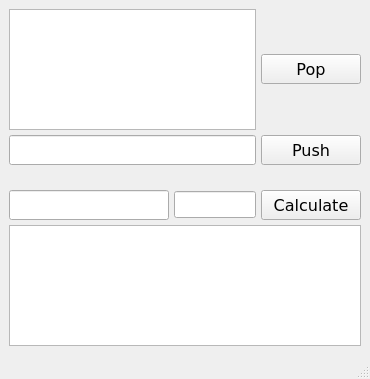
Before: the Qt Designer form client/mainwindow.ui in Kropyva/QtClientServer, drawn with Qt 5.
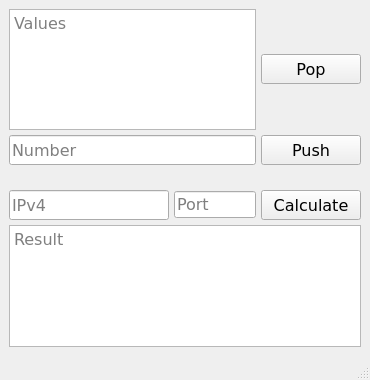
After: the same form once the commit is applied.

Commit message: Now, the text fields have placeholder text. Also, added message boxes for displaying errors in certain cases.

Diff of the .ui file:
```diff
--- a/client/mainwindow.ui
+++ b/client/mainwindow.ui
@@ -7,9 +7,27 @@
     <x>0</x>
     <y>0</y>
     <width>370</width>
-    <height>379</height>
+    <height>380</height>
    </rect>
   </property>
+  <property name="sizePolicy">
+   <sizepolicy hsizetype="Fixed" vsizetype="Fixed">
+    <horstretch>0</horstretch>
+    <verstretch>0</verstretch>
+   </sizepolicy>
+  </property>
+  <property name="minimumSize">
+   <size>
+    <width>370</width>
+    <height>380</height>
+   </size>
+  </property>
+  <property name="maximumSize">
+   <size>
+    <width>370</width>
+    <height>380</height>
+   </size>
+  </property>
   <property name="font">
    <font>
     <family>Verdana</family>
@@ -37,6 +55,12 @@
           <height>90</height>
          </size>
         </property>
+        <property name="readOnly">
+         <bool>true</bool>
+        </property>
+        <property name="placeholderText">
+         <string>Values</string>
+        </property>
        </widget>
       </item>
       <item row="0" column="1">
@@ -63,6 +87,9 @@
           <height>30</height>
          </size>
         </property>
+        <property name="placeholderText">
+         <string>Number</string>
+        </property>
        </widget>
       </item>
       <item row="1" column="1">
@@ -98,6 +125,9 @@
             <height>30</height>
            </size>
           </property>
+          <property name="placeholderText">
+           <string>IPv4</string>
+          </property>
          </widget>
         </item>
         <item row="0" column="2">
@@ -114,7 +144,11 @@
          </widget>
         </item>
         <item row="0" column="1">
-         <widget class="QLineEdit" name="linePort"/>
+         <widget class="QLineEdit" name="linePort">
+          <property name="placeholderText">
+           <string>Port</string>
+          </property>
+         </widget>
         </item>
        </layout>
       </item>
@@ -129,6 +163,9 @@
         <property name="readOnly">
          <bool>true</bool>
         </property>
+        <property name="placeholderText">
+         <string>Result</string>
+        </property>
        </widget>
       </item>
      </layout>
```
The commit also changes 1 other file.
